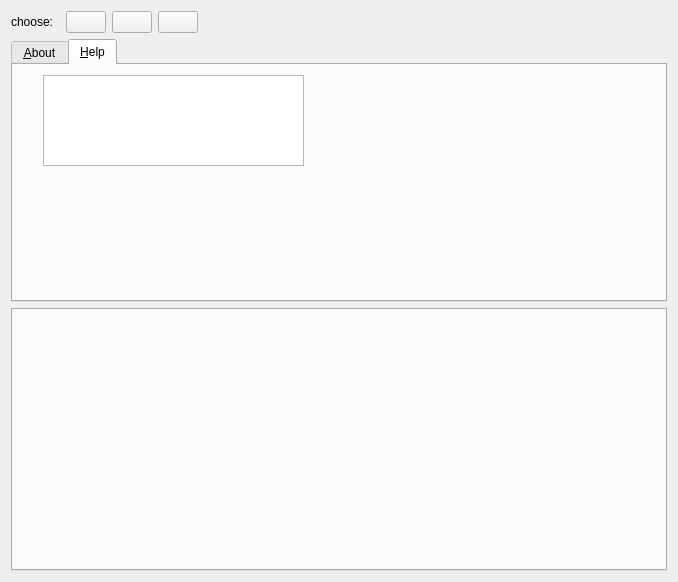
Qt form Plugins/org.mitk.gui.qt.cli/src/internal/CommandLineModulesViewControls.ui (MITK/MITK) before a commit.
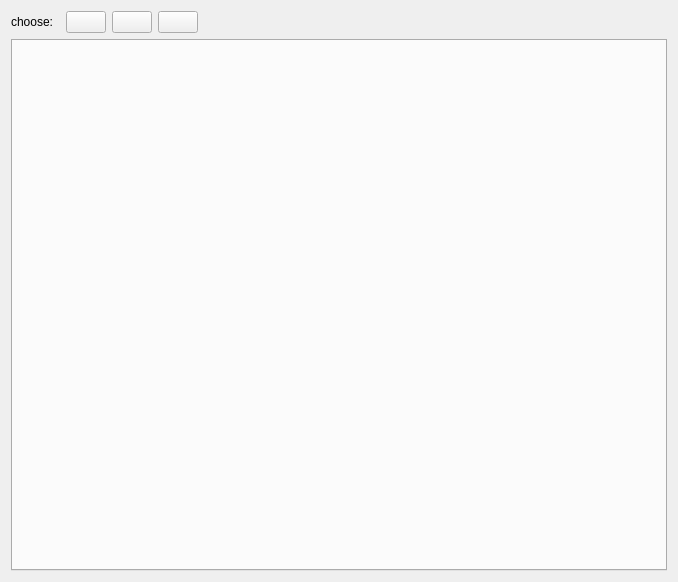
The same form after that commit. Custom widgets are drawn as their Qt base class.

Commit message: Put help and about documentation on tab for each command line module

Diff of the .ui file:
```diff
--- a/Plugins/org.mitk.gui.qt.cli/src/internal/CommandLineModulesViewControls.ui
+++ b/Plugins/org.mitk.gui.qt.cli/src/internal/CommandLineModulesViewControls.ui
@@ -114,67 +114,6 @@
       </layout>
      </item>
      <item row="1" column="0">
-      <widget class="QWidget" name="m_DocumentationWidget" native="true">
-       <property name="sizePolicy">
-        <sizepolicy hsizetype="Preferred" vsizetype="Expanding">
-         <horstretch>0</horstretch>
-         <verstretch>0</verstretch>
-        </sizepolicy>
-       </property>
-       <layout class="QHBoxLayout" name="horizontalLayout_3">
-        <property name="spacing">
-         <number>0</number>
-        </property>
-        <property name="margin">
-         <number>0</number>
-        </property>
-        <item>
-         <widget class="QTabWidget" name="m_TabWidgetForDocumentation">
-          <property name="sizePolicy">
-           <sizepolicy hsizetype="Preferred" vsizetype="Expanding">
-            <horstretch>0</horstretch>
-            <verstretch>0</verstretch>
-           </sizepolicy>
-          </property>
-          <property name="currentIndex">
-           <number>1</number>
-          </property>
-          <widget class="QWidget" name="m_TabAbout">
-           <attribute name="title">
-            <string>&amp;About</string>
-           </attribute>
-           <widget class="QTextBrowser" name="m_AboutBrowser">
-            <property name="geometry">
-             <rect>
-              <x>0</x>
-              <y>10</y>
-              <width>241</width>
-              <height>71</height>
-             </rect>
-            </property>
-           </widget>
-          </widget>
-          <widget class="QWidget" name="m_TabHelp">
-           <attribute name="title">
-            <string>&amp;Help</string>
-           </attribute>
-           <widget class="QTextBrowser" name="m_HelpBrowser">
-            <property name="geometry">
-             <rect>
-              <x>30</x>
-              <y>10</y>
-              <width>261</width>
-              <height>91</height>
-             </rect>
-            </property>
-           </widget>
-          </widget>
-         </widget>
-        </item>
-       </layout>
-      </widget>
-     </item>
-     <item row="2" column="0">
       <widget class="QWidget" name="m_GeneratedGuiWidget" native="true">
        <property name="sizePolicy">
         <sizepolicy hsizetype="Preferred" vsizetype="Expanding">
```
The commit also changes 3 other files.
